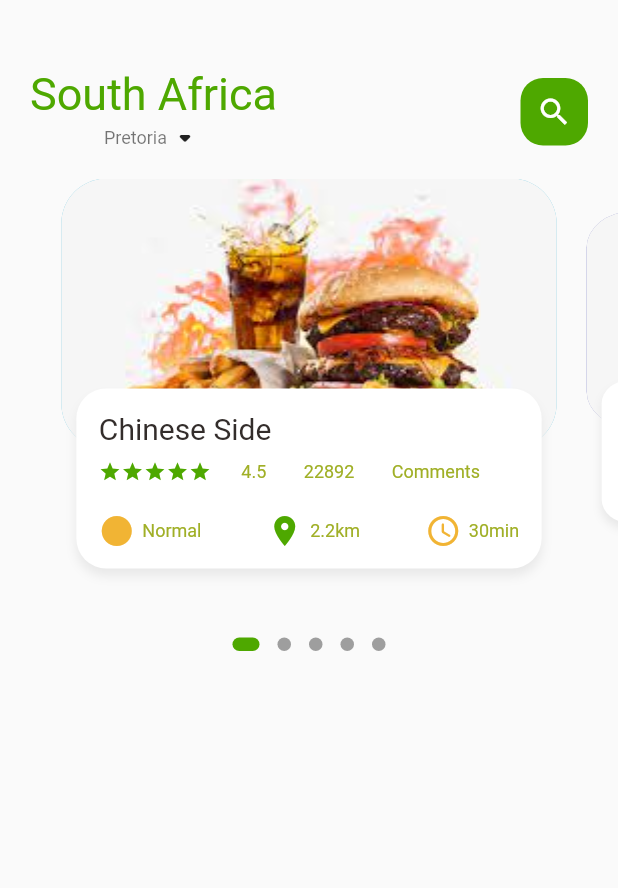
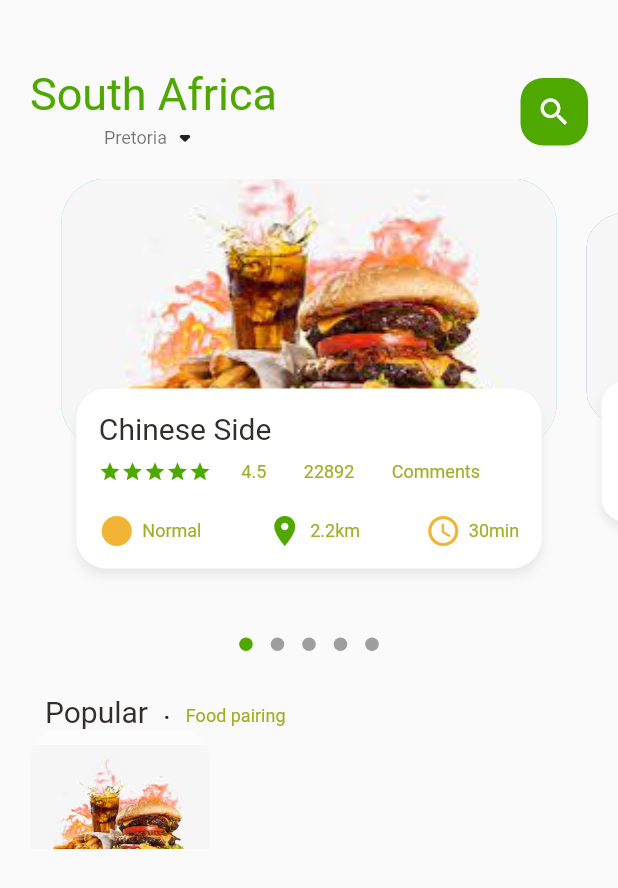
Before and after one commit to samkelo-makeleni/ecommerce_app, a Flutter app: the screen it shows after launch, on a phone screen of 412 x 824 dp. Shown: the top 888 px of the screen. Run offline on Flutter 3.47's test engine with Material 2 defaults, Android fonts, the phone set to English and light mode, and no system bars; drawn by our look-alikes of dots_indicator; our stand-ins replace get; missing offline and left inert: dart:ffi.

Commit message:
work in progress

```diff
--- a/lib/pages/food_page_body.dart
+++ b/lib/pages/food_page_body.dart
@@ -39,6 +39,7 @@ class _FoodPageBodyState extends State<FoodPageBody> {
   Widget build(BuildContext context) {
     return Column(
       children: [
+        //Slider section
         Container(
           height: 300,
           child: PageView.builder(
@@ -57,12 +58,70 @@ class _FoodPageBodyState extends State<FoodPageBody> {
           decorator: DotsDecorator(
             //color: AppColors.greenColor,
             activeColor: AppColors.greenColor,
-            size: const Size.square(9.0),
-            activeSize: const Size(18.0, 9.0),
+            //size: const Size.square(9.0),
+            //activeSize: const Size(18.0, 9.0),
             activeShape: RoundedRectangleBorder(
                 borderRadius: BorderRadius.circular(5.0)),
           ),
         ),
+        //popular text
+        const SizedBox(
+          height: 20,
+        ),
+        Container(
+          margin: const EdgeInsets.only(left: 30),
+          child: Row(
+            crossAxisAlignment: CrossAxisAlignment.end,
+            children: [
+              PrimaryText(text: "Popular"),
+              const SizedBox(
+                width: 10,
+              ),
+              Container(
+                margin: const EdgeInsets.only(bottom: 3),
+                child: PrimaryText(
+                  text: ".",
+                  color: Colors.black87,
+                ),
+              ),
+              const SizedBox(
+                width: 10,
+              ),
+              Container(
+                margin: const EdgeInsets.only(bottom: 2),
+                child: SecondaryText(
+                  text: "Food pairing",
+                ),
+              )
+            ],
+          ),
+        ),
+        // List of food and images
+        Container(
+          height: 80,
+          child: ListView.builder(
+            itemCount: 10,
+            itemBuilder: ((context, index) {
+              return Container(
+                  margin: const EdgeInsets.only(left: 20, right: 20),
+                  child: Row(
+                    children: [
+                      Container(
+                        width: 120,
+                        height: 120,
+                        decoration: BoxDecoration(
+                          borderRadius: BorderRadius.circular(20),
+                          color: Colors.white38,
+                          image : const DecorationImage(
+                          image: AssetImage(
+                          "assets/images/food11.jpeg"), )
+
+                        ),
+                      )
+                    ],
+                  ));
+            })),
+        )
       ],
     );
   }
```
Also changed, not shown: pubspec.lock, 1 other file.
